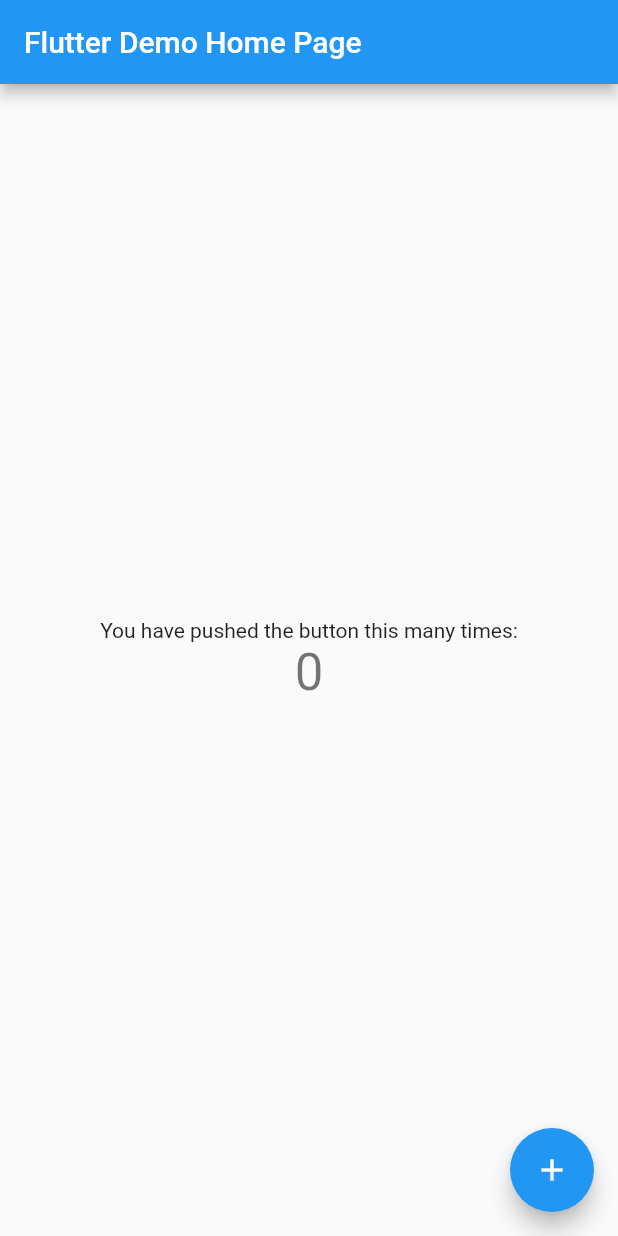
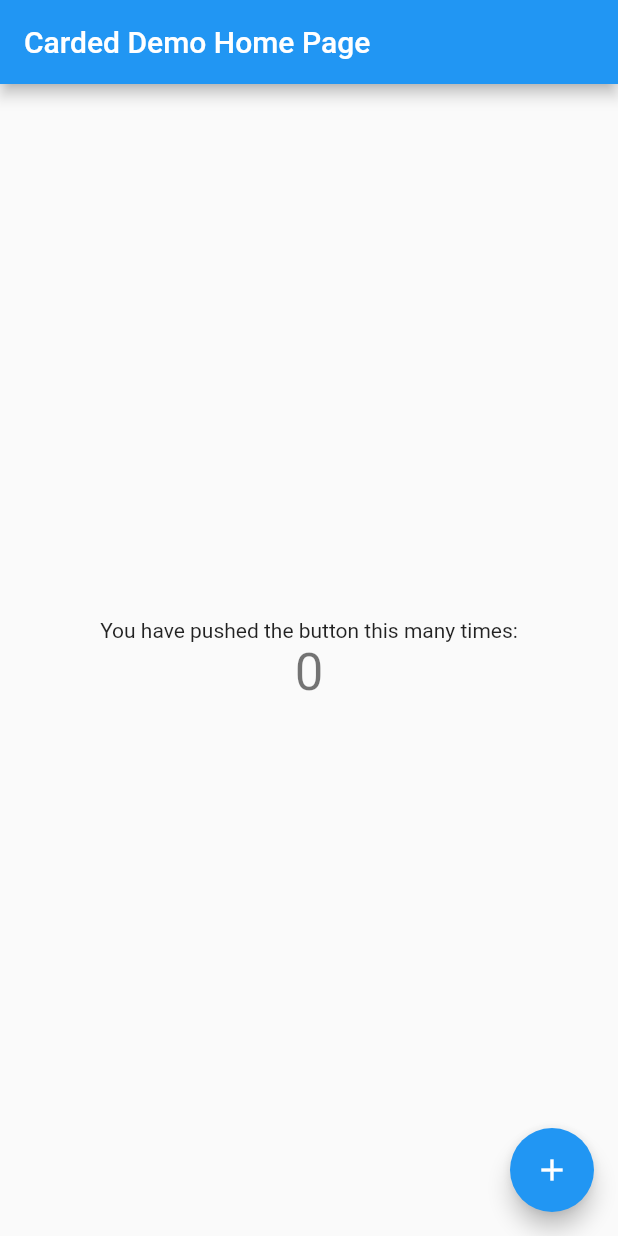
Before and after one commit to cardedinc/carded, a Flutter app: the screen it shows after launch, on a phone screen of 412 x 824 dp. Run offline on Flutter 3.47's test engine with Material 2 defaults, Android fonts, the phone set to English and light mode, and no system bars.

```diff
--- a/lib/main.dart
+++ b/lib/main.dart
@@ -7,7 +7,7 @@ class MyApp extends StatelessWidget {
   @override
   Widget build(BuildContext context) {
     return MaterialApp(
-      title: 'Flutter Demo',
+      title: 'Carded',
       theme: ThemeData(
         // This is the theme of your application.
         //
@@ -20,7 +20,7 @@ class MyApp extends StatelessWidget {
         // is not restarted.
         primarySwatch: Colors.blue,
       ),
-      home: MyHomePage(title: 'Flutter Demo Home Page'),
+      home: MyHomePage(title: 'Carded Demo Home Page'),
     );
   }
 }
```
Also changed, not shown: 1 other file.
